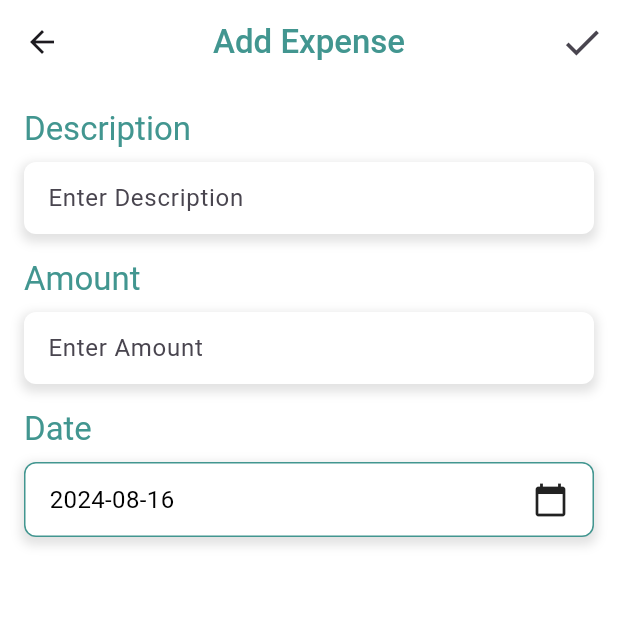
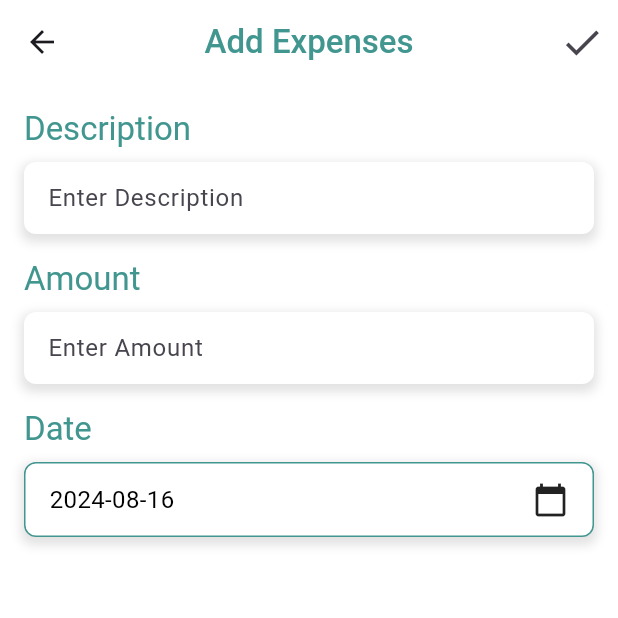
Before and after one commit to Jash-Mehta/expense_manager, a Flutter app: the screen it shows after launch, after a tap on "Add Expense", on a phone screen of 412 x 824 dp, the top half of it. Run offline on Flutter 3.47's test engine with Material 3 defaults, Android fonts, the phone set to English and light mode, and no system bars; our stand-ins replace flutter_local_notifications, get, sqflite, syncfusion_flutter_charts; accounts and stored records are empty.

Commit message:
Update Functionality:Done

```diff
--- a/lib/view/add_expense.dart
+++ b/lib/view/add_expense.dart
@@ -1,12 +1,24 @@
-import 'package:expense_manager/controller/insertController.dart';
-import 'package:expense_manager/widget/widget_constant.dart';
+import 'package:expense_manager/controller/update_expenseController.dart';
 import 'package:flutter/cupertino.dart';
 import 'package:flutter/material.dart';
 import 'package:get/get.dart';
 import 'package:intl/intl.dart';
 
+import 'package:expense_manager/controller/insertController.dart';
+import 'package:expense_manager/widget/widget_constant.dart';
+
 class AddExpenseUI extends StatefulWidget {
-  const AddExpenseUI({super.key});
+  String? description;
+  String? amount;
+  int? id;
+  bool updateclick;
+  AddExpenseUI({
+    Key? key,
+    this.description,
+    this.amount,
+    this.id,
+    required this.updateclick,
+  }) : super(key: key);
 
   @override
   State<AddExpenseUI> createState() => _AddExpenseUIState();
@@ -14,9 +26,10 @@ class AddExpenseUI extends StatefulWidget {
 
 class _AddExpenseUIState extends State<AddExpenseUI> {
   final addexpense = Get.put(InsertController());
+  final updateExpenses = Get.put(UpdateExpenseController());
 
-  TextEditingController descriptionText = TextEditingController();
-  TextEditingController amountText = TextEditingController();
+  late TextEditingController descriptionText;
+  late TextEditingController amountText;
   DateTime startDate = DateTime.now();
   String formattedStartDate = DateFormat('yyyy-MM-dd').format(DateTime.now());
 
@@ -37,13 +50,23 @@ class _AddExpenseUIState extends State<AddExpenseUI> {
   }
 
   @override
+  void initState() {
+    // TODO: implement initState
+    super.initState();
+    descriptionText = TextEditingController(
+        text: widget.updateclick ? widget.description : "");
+    amountText =
+        TextEditingController(text: widget.updateclick ? widget.amount : "");
+  }
+
+  @override
   Widget build(BuildContext context) {
     return Scaffold(
       appBar: AppBar(
         centerTitle: true,
         backgroundColor: Theme.of(context).highlightColor,
         title: Text(
-          "Add Expense",
+          widget.updateclick ? "Update Expenses" : "Add Expenses",
           style: TextStyle(
               color: Theme.of(context).primaryColor,
               fontWeight: FontWeight.w500),
@@ -200,6 +223,7 @@ class _AddExpenseUIState extends State<AddExpenseUI> {
           color: Theme.of(context).highlightColor,
         ),
         onPressed: () {
+          if (widget.updateclick == false) {
             if (descriptionText.text.isNotEmpty && amountText.text.isNotEmpty) {
               addexpense.insertExpense(
                 descriptionText.text,
@@ -217,6 +241,25 @@ class _AddExpenseUIState extends State<AddExpenseUI> {
                 SnackBar(content: Text('Please fill in all fields')),
               );
             }
+          } else {
+            if (descriptionText.text.isNotEmpty && amountText.text.isNotEmpty) {
+              updateExpenses.updateExpensesController(
+                  widget.id!,
+                  descriptionText.text,
+                  formattedStartDate,
+                  int.parse(amountText.text));
+              addexpense.updateDailyTotal(
+                formattedStartDate,
+                double.parse(amountText.text),
+              );
+              Navigator.pop(context); // Close the screen after saving
+            } else {
+              // Show an error message if fields are empty
+              ScaffoldMessenger.of(context).showSnackBar(
+                SnackBar(content: Text('Please fill in all fields')),
+              );
+            }
+          }
         },
         label: Text(
           "Submit",
--- a/lib/view/dashboard.dart
+++ b/lib/view/dashboard.dart
@@ -134,7 +134,9 @@ class _DashboardState extends State<Dashboard> {
           color: Theme.of(context).highlightColor,
         ),
         onPressed: () {
-          Get.to(const AddExpenseUI());
+          Get.to(AddExpenseUI(
+            updateclick: false,
+          ));
         },
         label: Text(
           "Add Expense",
@@ -325,6 +327,14 @@ class _DashboardState extends State<Dashboard> {
         child: const Icon(Icons.delete, color: Colors.white),
       ),
       child: ListTile(
+        onTap: () {
+          Get.to(AddExpenseUI(
+            updateclick: true,
+            amount: expenses[index]['amount'].toString(),
+            description: expenses[index]['description'],
+            id: expenses[index]['id'],
+          ));
+        },
         contentPadding: const EdgeInsets.symmetric(horizontal: 16.0),
         leading: CircleAvatar(
           radius: 30,
--- a/lib/widget/widget_constant.dart
+++ b/lib/widget/widget_constant.dart
@@ -2,6 +2,7 @@ import 'package:expense_manager/controller/insertController.dart';
 import 'package:expense_manager/view/dashboard.dart';
 import 'package:flutter/cupertino.dart';
 import 'package:flutter/material.dart';
+import 'package:get/get.dart';
 import 'package:intl/intl.dart';
 import 'package:syncfusion_flutter_charts/charts.dart';
 
@@ -26,6 +27,7 @@ Widget datePick(context, bool time, {title, onpress, color}) {
 }
 
 Widget commonGraphs(context, bool monthlyClick, InsertController controller) {
+  return GetBuilder<InsertController>(builder: (InsertController controller) {
     return SfCartesianChart(
       series: [
         SplineAreaSeries<SalesData, String>(
@@ -43,8 +45,8 @@ Widget commonGraphs(context, bool monthlyClick, InsertController controller) {
                   final formattedDate = DateFormat('EEE').format(parsedDate);
                   return SalesData(
                       formattedDate,
-                    double.parse(
-                        controller.daily_expenses[index]['total'].toString()));
+                      double.parse(controller.daily_expenses[index]['total']
+                          .toString()));
                 }),
           xValueMapper: (SalesData sales, _) => sales.year,
           yValueMapper: (SalesData sales, _) => sales.sales,
@@ -83,6 +85,7 @@ Widget commonGraphs(context, bool monthlyClick, InsertController controller) {
         majorTickLines: MajorTickLines(color: Theme.of(context).focusColor),
       ),
     );
+  });
 }
 
 class SalesData {
```
Also changed, not shown: lib/controller/deleteController.dart (+12 -6 lines). Lines whose indentation alone changed are shown as unchanged.
